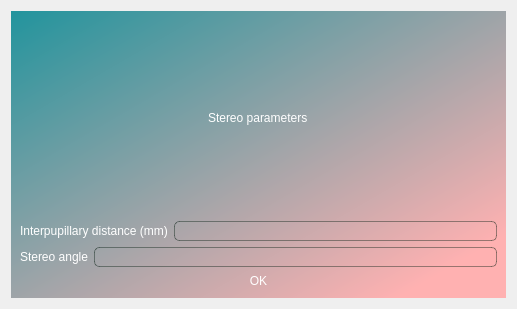
First picture: the form in app/ui/stereo_settings.ui, repository binarypillow/CM2006-2023, before the edit.
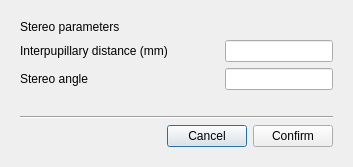
Second picture: the form after the edit.

Patch:
```diff
--- a/app/ui/stereo_settings.ui
+++ b/app/ui/stereo_settings.ui
@@ -6,28 +6,25 @@
    <rect>
     <x>0</x>
     <y>0</y>
-    <width>517</width>
-    <height>309</height>
+    <width>353</width>
+    <height>167</height>
    </rect>
   </property>
   <property name="windowTitle">
    <string>Dialog</string>
   </property>
+  <property name="styleSheet">
+   <string notr="true"/>
+  </property>
   <layout class="QHBoxLayout" name="horizontalLayout">
    <item>
     <widget class="QWidget" name="widget" native="true">
      <property name="styleSheet">
-      <string notr="true">QWidget#widget {
-    background-color: qlineargradient(spread:reflect, x1:0, y1:0, x2:1, y2:1, stop:0 rgba(34, 148, 157, 255), stop:0.890052 rgba(255, 177, 177, 255));
-}</string>
+      <string notr="true"/>
      </property>
      <layout class="QVBoxLayout" name="verticalLayout">
-      <item alignment="Qt::AlignHCenter">
-       <widget class="QLabel" name="stereo_param_label">
-        <property name="styleSheet">
-         <string notr="true">color: rgb(255, 255, 255);
-font: 18pt &quot;Ubuntu&quot;;</string>
-        </property>
+      <item>
+       <widget class="QLabel" name="label">
         <property name="text">
          <string>Stereo parameters</string>
         </property>
@@ -38,8 +35,7 @@
         <item>
          <widget class="QLabel" name="ipd_label">
           <property name="styleSheet">
-           <string notr="true">color: rgb(255, 255, 255);
-font: 15pt &quot;Ubuntu&quot;;</string>
+           <string notr="true"/>
           </property>
           <property name="text">
            <string>Interpupillary distance (mm)</string>
@@ -47,20 +43,28 @@
          </widget>
         </item>
         <item>
+         <spacer name="horizontalSpacer_2">
+          <property name="orientation">
+           <enum>Qt::Horizontal</enum>
+          </property>
+          <property name="sizeHint" stdset="0">
+           <size>
+            <width>40</width>
+            <height>20</height>
+           </size>
+          </property>
+         </spacer>
+        </item>
+        <item alignment="Qt::AlignRight">
          <widget class="QLineEdit" name="ipd_line_edit">
+          <property name="maximumSize">
+           <size>
+            <width>114</width>
+            <height>16777215</height>
+           </size>
+          </property>
           <property name="styleSheet">
-           <string notr="true">QLineEdit {
-    color: rgba(0, 25, 12, 0.7); /* Couleur du texte */
-    font: 15pt &quot;Ubuntu&quot;;
-    padding: 5px; /* Ajustement de la marge intérieure */
-    border: 1px solid rgba(0, 25, 12, 0.4); /* Couleur de la bordure */
-    border-radius: 5px; /* Arrondi des coins */
-    background-color: transparent; /* Couleur de fond */
-    selection-background-color: rgba(34, 148, 157, 1); /* Couleur de fond de la sélection */
-
-	padding-top: 1px; /* Ajustez la marge supérieure pour centrer verticalement le texte */
-    padding-bottom: 1px;
-}</string>
+           <string notr="true"/>
           </property>
          </widget>
         </item>
@@ -71,8 +75,7 @@
         <item>
          <widget class="QLabel" name="angle_label">
           <property name="styleSheet">
-           <string notr="true">color: rgb(255, 255, 255);
-font: 15pt &quot;Ubuntu&quot;;</string>
+           <string notr="true"/>
           </property>
           <property name="text">
            <string>Stereo angle</string>
@@ -80,49 +83,87 @@
          </widget>
         </item>
         <item>
+         <spacer name="horizontalSpacer">
+          <property name="orientation">
+           <enum>Qt::Horizontal</enum>
+          </property>
+          <property name="sizeHint" stdset="0">
+           <size>
+            <width>40</width>
+            <height>20</height>
+           </size>
+          </property>
+         </spacer>
+        </item>
+        <item alignment="Qt::AlignRight">
          <widget class="QLineEdit" name="angle_line_edit">
+          <property name="maximumSize">
+           <size>
+            <width>114</width>
+            <height>16777215</height>
+           </size>
+          </property>
           <property name="styleSheet">
-           <string notr="true">QLineEdit {
-    color: rgba(0, 25, 12, 0.7); /* Couleur du texte */
-    font: 15pt &quot;Ubuntu&quot;;
-    padding: 5px; /* Ajustement de la marge intérieure */
-    border: 1px solid rgba(0, 25, 12, 0.4); /* Couleur de la bordure */
-    border-radius: 5px; /* Arrondi des coins */
-    background-color: transparent; /* Couleur de fond */
-    selection-background-color: rgba(34, 148, 157, 1); /* Couleur de fond de la sélection */
-
-	padding-top: 1px; /* Ajustez la marge supérieure pour centrer verticalement le texte */
-    padding-bottom: 1px;
-}</string>
+           <string notr="true"/>
           </property>
          </widget>
         </item>
        </layout>
       </item>
       <item>
-       <widget class="QPushButton" name="ok_button">
-        <property name="styleSheet">
-         <string notr="true">QPushButton {
-    background-color: transparent;
-    border: 1px solid transparent;
-    color: #FFFFFF; /* Couleur du texte */
-}
-
-QPushButton:hover {
-    background-color: rgba(0, 0, 0, 0.2); /* Couleur de fond lorsqu'il est survolé */
-}
-
-QPushButton:pressed {
-    background-color: rgba(0, 0, 0, 0.4); /* Couleur de fond lorsqu'il est cliqué */
-}
-
-</string>
+       <spacer name="verticalSpacer">
+        <property name="orientation">
+         <enum>Qt::Vertical</enum>
         </property>
-        <property name="text">
-         <string>OK</string>
+        <property name="sizeHint" stdset="0">
+         <size>
+          <width>20</width>
+          <height>40</height>
+         </size>
+        </property>
+       </spacer>
+      </item>
+      <item>
+       <widget class="Line" name="line">
+        <property name="orientation">
+         <enum>Qt::Horizontal</enum>
         </property>
        </widget>
       </item>
+      <item>
+       <layout class="QHBoxLayout" name="horizontalLayout_4">
+        <item>
+         <spacer name="horizontalSpacer_3">
+          <property name="orientation">
+           <enum>Qt::Horizontal</enum>
+          </property>
+          <property name="sizeHint" stdset="0">
+           <size>
+            <width>40</width>
+            <height>20</height>
+           </size>
+          </property>
+         </spacer>
+        </item>
+        <item>
+         <widget class="QPushButton" name="pushButton">
+          <property name="text">
+           <string>Cancel</string>
+          </property>
+         </widget>
+        </item>
+        <item>
+         <widget class="QPushButton" name="ok_button">
+          <property name="styleSheet">
+           <string notr="true"/>
+          </property>
+          <property name="text">
+           <string>Confirm</string>
+          </property>
+         </widget>
+        </item>
+       </layout>
+      </item>
      </layout>
     </widget>
    </item>
```
